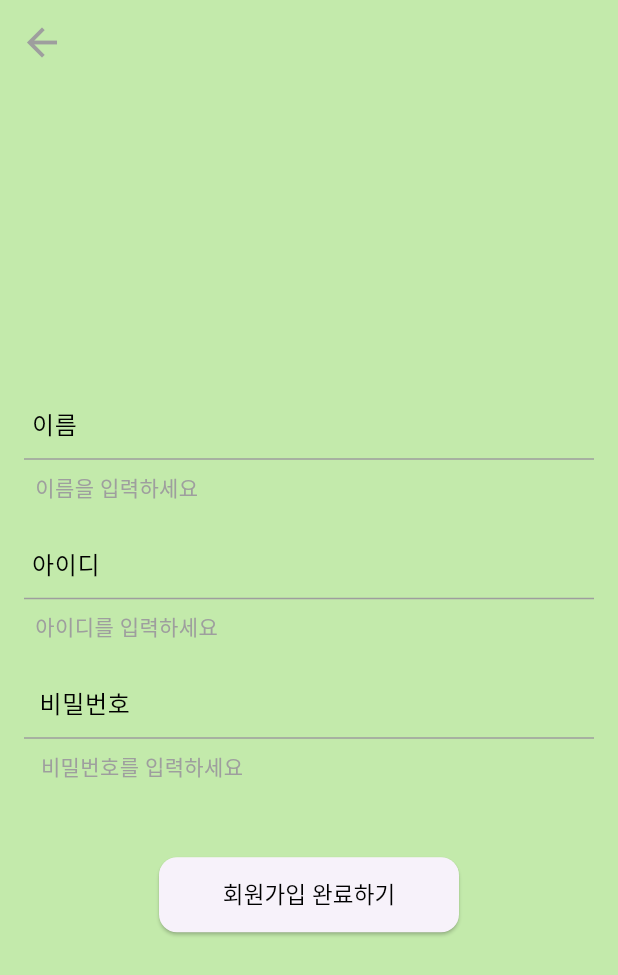
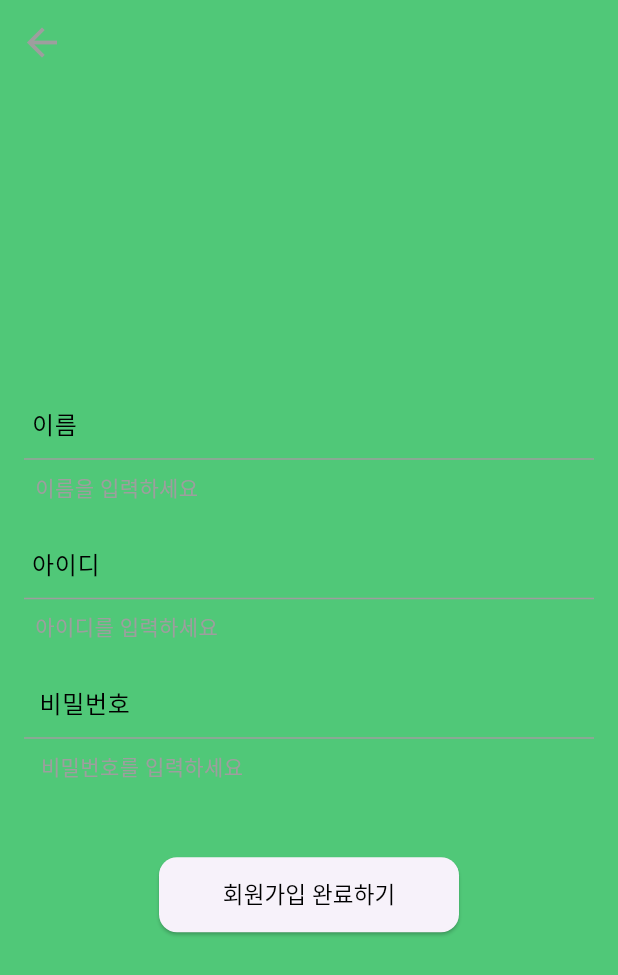
Before and after one commit to jkookhan03/madcamp_week3, a Flutter app: the screen it shows after launch, after a tap on "회원가입 하러가기 >", on a phone screen of 412 x 824 dp. Shown: the top 975 px of the screen. Run offline on Flutter 3.47's test engine with Material 3 defaults, Android fonts, the phone set to English and light mode, and no system bars; our stand-ins replace camera, fl_chart, google_maps_flutter, shared_preferences; missing offline and left inert: flutter_naver_login, kakao_flutter_sdk_user; network calls fail; Roboto replaces fonts that are missing (Jua-Regular).

Commit message:
구글 맵 추가 및 이것저것 수정

```diff
--- a/lib/id_login_screen.dart
+++ b/lib/id_login_screen.dart
@@ -73,7 +73,7 @@ class IDLoginScreen extends StatelessWidget {
           },
         ),
       ),
-      backgroundColor: Color(0xFFC3EAAB),
+      backgroundColor: Color(0xFF50C878),
       body: Padding(
         padding: const EdgeInsets.all(16.0),
         child: Column(
--- a/lib/login_screen.dart
+++ b/lib/login_screen.dart
@@ -118,7 +118,7 @@ class LoginPage extends StatelessWidget {
   @override
   Widget build(BuildContext context) {
     return Scaffold(
-      backgroundColor: Color(0xFFC3EAAB),
+      backgroundColor: Color(0xFF50C878),
       body: Center(
         child: Column(
           mainAxisAlignment: MainAxisAlignment.center,
--- a/lib/pwd_screen.dart
+++ b/lib/pwd_screen.dart
@@ -71,9 +71,9 @@ class PwdScreen extends StatelessWidget {
   Widget build(BuildContext context) {
     return Scaffold(
       appBar: AppBar(
-        backgroundColor: Color(0xFFC3EAAB),
+        backgroundColor: Color(0xFF50C878),
       ),
-      backgroundColor: Color(0xFFC3EAAB),
+      backgroundColor: Color(0xFF50C878),
       body: SingleChildScrollView( // SingleChildScrollView를 추가하여 화면이 스크롤 가능하도록 함
         padding: const EdgeInsets.all(16.0),
         child: Column(
--- a/lib/register_screen.dart
+++ b/lib/register_screen.dart
@@ -67,7 +67,7 @@ class RegisterScreen extends StatelessWidget {
   Widget build(BuildContext context) {
     return Scaffold(
       appBar: AppBar(
-        backgroundColor: Color(0xFFC3EAAB),
+        backgroundColor: Color(0xFF50C878),
         leading: IconButton(
           icon: Icon(
             Icons.arrow_back,
@@ -79,7 +79,7 @@ class RegisterScreen extends StatelessWidget {
           },
         ),
       ),
-      backgroundColor: Color(0xFFC3EAAB),
+      backgroundColor: Color(0xFF50C878),
       body: Padding(
         padding: const EdgeInsets.all(16.0),
         child: Column(
--- a/pubspec.yaml
+++ b/pubspec.yaml
@@ -35,6 +35,7 @@ dependencies:
   http: ^0.13.6
   camera: ^0.10.0+1
   fl_chart: ^0.35.0
+  google_maps_flutter: ^2.2.6
 
 
 
```
Also changed, not shown: lib/camera_screen.dart (+10 -3 lines), lib/google_map_screen.dart (added, +33 -0 lines), lib/home_screen.dart (+10 -3 lines), pubspec.lock, 3 other files.
